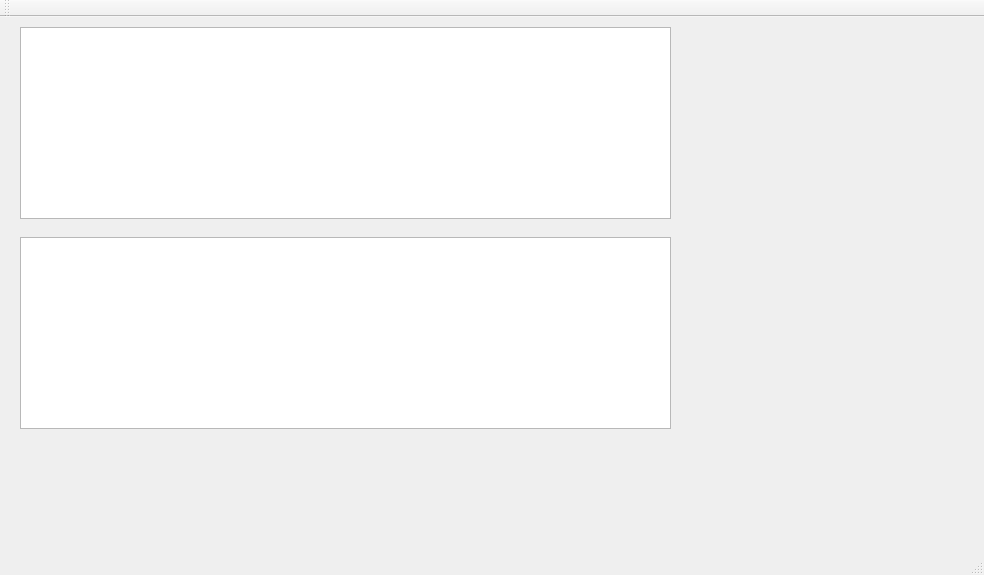
Before: the Qt Designer form mainwindow.ui in Alouettesu/ApiViewer, drawn with Qt 5.
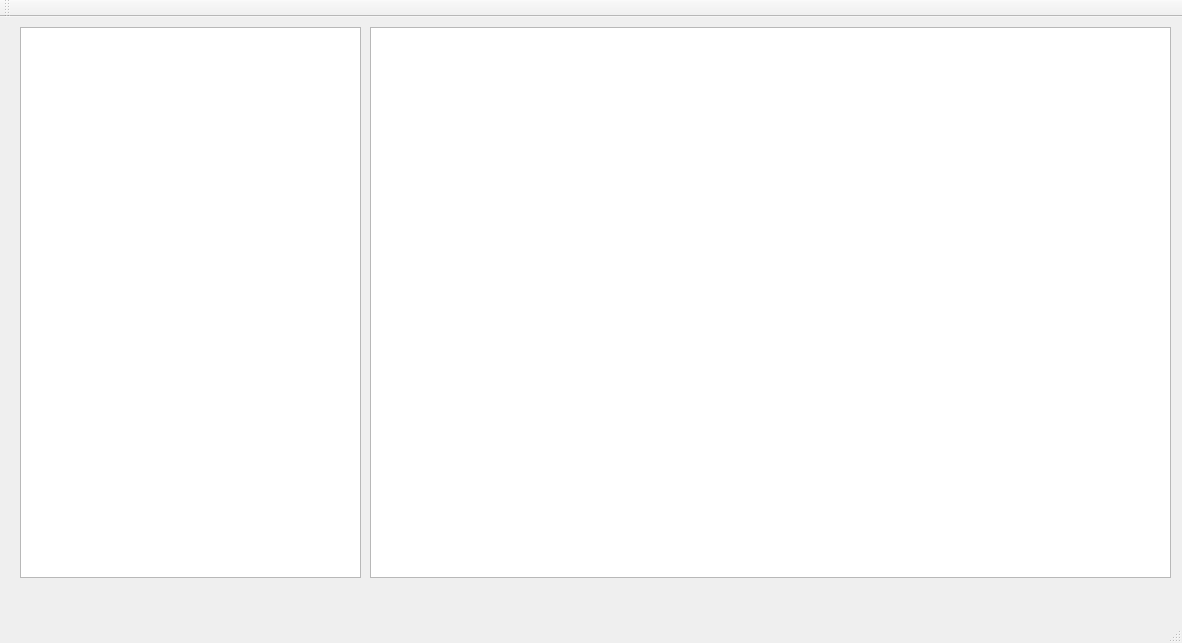
After: the same form once the commit is applied.

```diff
--- a/mainwindow.ui
+++ b/mainwindow.ui
@@ -6,8 +6,8 @@
    <rect>
     <x>0</x>
     <y>0</y>
-    <width>984</width>
-    <height>575</height>
+    <width>1182</width>
+    <height>643</height>
    </rect>
   </property>
   <property name="windowTitle">
@@ -19,18 +19,18 @@
      <rect>
       <x>20</x>
       <y>10</y>
-      <width>651</width>
-      <height>192</height>
+      <width>341</width>
+      <height>551</height>
      </rect>
     </property>
    </widget>
    <widget class="QTableView" name="apiElementsView">
     <property name="geometry">
      <rect>
-      <x>20</x>
-      <y>220</y>
-      <width>651</width>
-      <height>192</height>
+      <x>370</x>
+      <y>10</y>
+      <width>801</width>
+      <height>551</height>
      </rect>
     </property>
    </widget>
```
Left out of the diff: 2 changed lines with no effect on the pictures.
